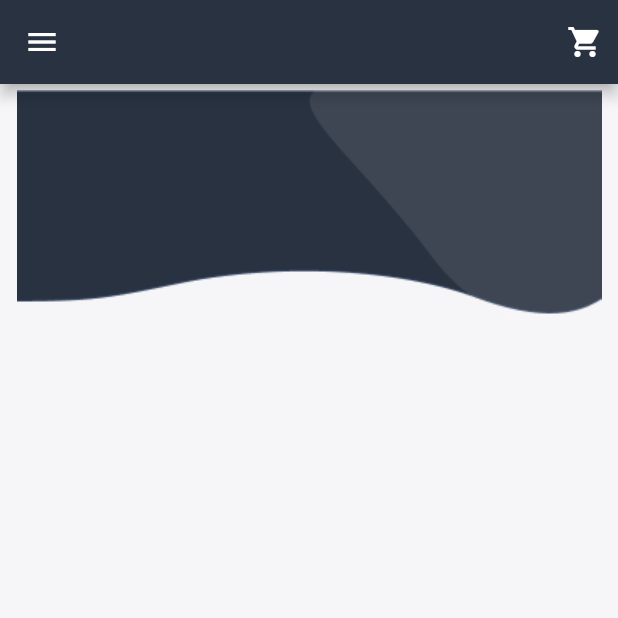
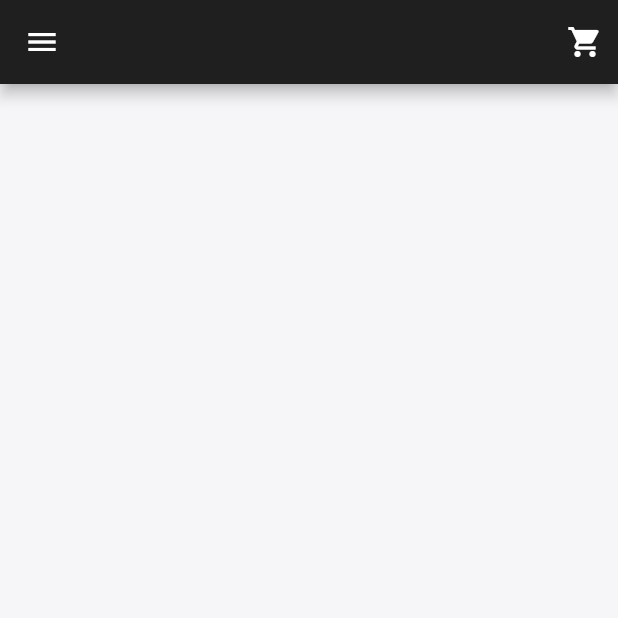
Before and after one commit to Yadav-04/Canteen-App, a Flutter app: the HomePage screen opened directly, on a phone screen of 412 x 824 dp, the top half of it. Run offline on Flutter 3.47's test engine with Material 2 defaults, Android fonts, the light colour scheme and no system bars; our stand-ins replace anim_search_bar.

Commit message:
App bar color updated

```diff
--- a/lib/HomePage.dart
+++ b/lib/HomePage.dart
@@ -17,14 +17,14 @@ class _HomePageState extends State<HomePage> {
     return SafeArea(
       child: Scaffold(
         appBar: AppBar(
-          leading: Icon(Icons.menu),
-          backgroundColor: Color(0xFF283241),
+          leading: const Icon(Icons.menu),
+          backgroundColor: const Color(0xFF1F1F1F),
           actions: const [
             Icon(Icons.shopping_cart),
             SizedBox(width: 10,),
           ],
 
-          title: Text(""),
+          title: const Text(""),
         ),
         body: Container(
           padding: EdgeInsets.zero,
@@ -32,7 +32,6 @@ class _HomePageState extends State<HomePage> {
             children: [
               Container(width: double.maxFinite,
                 height: 160,
-                child: Image(image: AssetImage("assets/images/homepage_bg.png"),),
               ),
             ],
           ),
```
